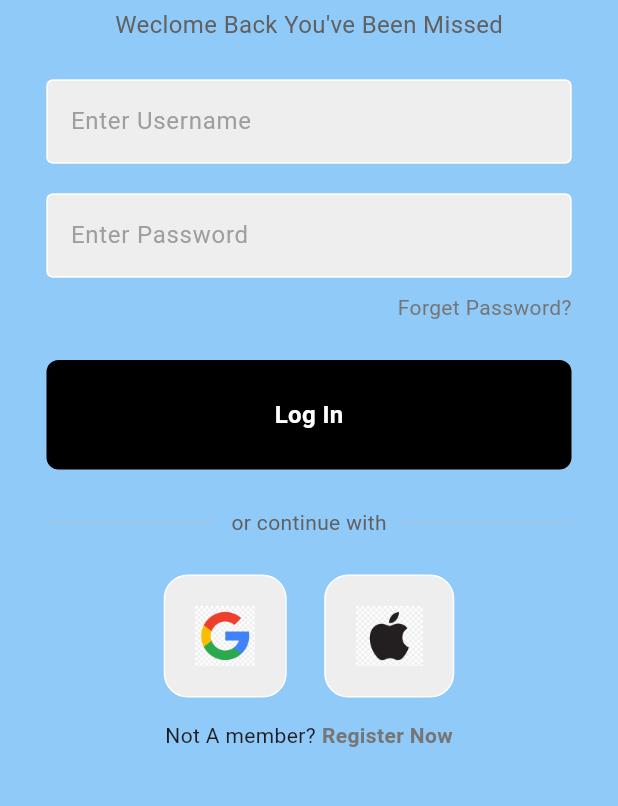
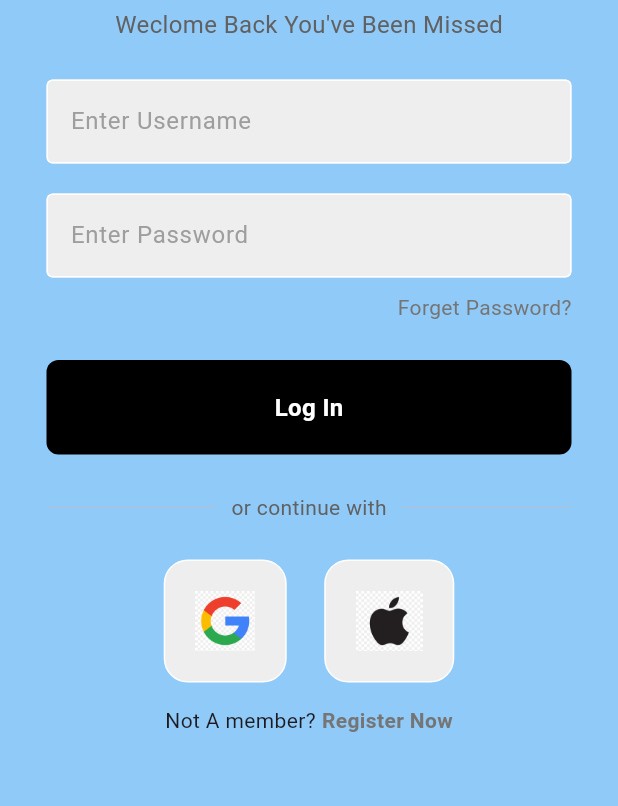
Before and after one commit to afrinfathima8524/Let-s-Go, a Flutter app: the screen it shows after launch, after a tap on "Get Started", after a tap on "Log In", on a phone screen of 412 x 824 dp, the part 315-1121 px from its top. Run offline on Flutter 3.47's test engine with Material 3 defaults, Android fonts, the phone set to English and light mode, and no system bars; our stand-ins replace bloc, equatable, flutter_bloc, flutter_rating_bar, google_fonts, image_picker and 1 more; network calls fail.

Commit message:
doing valdiation

```diff
--- a/lib/features/authpages/components/my_button.dart
+++ b/lib/features/authpages/components/my_button.dart
@@ -10,7 +10,7 @@ class MyButton extends StatelessWidget {
     return GestureDetector(
       onTap: onTap,
       child: Container(
-        padding: const EdgeInsets.all(25),
+        padding: const EdgeInsets.all(20),
         margin: const EdgeInsets.symmetric(horizontal: 25),
         decoration: BoxDecoration(color: Colors.black,borderRadius: BorderRadius.circular(8)),
         child: Center(
--- a/lib/features/authpages/components/my_textfield.dart
+++ b/lib/features/authpages/components/my_textfield.dart
@@ -1,17 +1,24 @@
 import 'package:flutter/material.dart';
+import 'package:flutter/services.dart';
 
 class MyTextField extends StatelessWidget {
   final controller;
   final String hintText;
   final bool obsecureText;
-  const MyTextField({super.key, required this.hintText, this.controller, required this.obsecureText});
+  final String? Function(String?)? validator;
+  final void Function(String?)? onChange;
+  final List<TextInputFormatter>? inputFormater;
+  const MyTextField({super.key, required this.hintText, this.controller, required this.obsecureText, this.validator, this.onChange, this.inputFormater});
 
   @override
   Widget build(BuildContext context) {
     return Padding(
       padding: const EdgeInsets.symmetric(horizontal: 25),
-      child: TextField(
+      child: TextFormField(
+        onChanged: onChange,
+        validator: validator,
         controller: controller,
+        inputFormatters: inputFormater,
         obscureText: obsecureText,
         decoration: InputDecoration(
           enabledBorder: OutlineInputBorder(
--- a/lib/features/authpages/login.dart
+++ b/lib/features/authpages/login.dart
@@ -1,16 +1,24 @@
 import 'package:flutter/cupertino.dart';
 import 'package:flutter/material.dart';
+import 'package:flutter/services.dart';
 import 'package:lets_go/features/authpages/components/my_button.dart';
 import 'package:lets_go/features/authpages/components/my_textfield.dart';
 import 'package:lets_go/features/authpages/components/square_tile.dart';
 import 'package:lets_go/features/authpages/forget_pass.dart';
 import 'package:lets_go/features/authpages/signin.dart';
 
-class LoginPage extends StatelessWidget {
+class LoginPage extends StatefulWidget {
   LoginPage({super.key});
 
+  @override
+  State<LoginPage> createState() => _LoginPageState();
+}
+
+class _LoginPageState extends State<LoginPage> {
   final usernameController = TextEditingController();
+
   final passwordController = TextEditingController();
+
   void signUserIn() {}
 
   @override
@@ -41,7 +49,13 @@ class LoginPage extends StatelessWidget {
                   MyTextField(
                     hintText: 'Enter Username',
                     obsecureText: false,
+                    inputFormater: [
+                      FilteringTextInputFormatter.allow(RegExp(r"[a-zA-Z]+|\s")),
+                    ],
                     controller: usernameController,
+                    validator: (val) {
+                      return null;
+                    },
                   ),
                   const SizedBox(
                     height: 20,
@@ -50,6 +64,9 @@ class LoginPage extends StatelessWidget {
                     hintText: 'Enter Password',
                     obsecureText: true,
                     controller: passwordController,
+                    validator: (val) {
+                      return null;
+                    },
                   ),
                   const SizedBox(
                     height: 10,
--- a/lib/features/home/ui/splash_screen.dart
+++ b/lib/features/home/ui/splash_screen.dart
@@ -20,19 +20,13 @@ class _SplashScreenState extends State<SplashScreen> {
   @override
   Widget build(BuildContext context) {
     return Scaffold(
-      body: SingleChildScrollView(
+      body: Center(
         child: Column(
           mainAxisAlignment: MainAxisAlignment.center,
           crossAxisAlignment: CrossAxisAlignment.center,
           children: [
-            Column(
-              children: [
-                Center(
-                  child: Image.asset("assets/logo.png",fit: BoxFit.cover,),
-                ),
-                Text("Let's Goooooo",style: GoogleFonts.poppins(fontSize:40,color:Colors.blue,fontWeight:FontWeight.bold),)
-              ],
-            )
+            Expanded(flex: 5, child: Image.asset("assets/logo.png",)),
+            Expanded(flex: 2, child: Text("Let's Goooooo",style: GoogleFonts.poppins(fontSize:40,color:Colors.blue,fontWeight:FontWeight.bold),))
           ],
         ),
       ),
--- a/lib/get_started/get_started.dart
+++ b/lib/get_started/get_started.dart
@@ -2,7 +2,6 @@ import 'package:flutter/cupertino.dart';
 import 'package:flutter/material.dart';
 import 'package:flutter/widgets.dart';
 import 'package:google_fonts/google_fonts.dart';
-import 'package:lets_go/features/authpages/login.dart';
 import 'package:lets_go/features/authpages/signin.dart';
 
 class GetStarted extends StatelessWidget {
@@ -64,9 +63,6 @@ class GetStarted extends StatelessWidget {
                             GoogleFonts.poppins(fontSize: 18, color: Colors.grey),
                       ),
                       SizedBox(
-                        height: 15,
-                      ),
-                      SizedBox(
                         width: MediaQuery.of(context).size.width * 0.5,
                         child: GestureDetector(
                           onTap: () => Navigator.pushReplacement(
@@ -75,11 +71,12 @@ class GetStarted extends StatelessWidget {
                                 builder: (context) => SignInPage(),
                               )),
                           child: Container(
+                            margin: EdgeInsets.symmetric(vertical: 20),
                             decoration: BoxDecoration(
                               borderRadius: BorderRadius.circular(40),
                               color: Colors.blue.shade300,
                             ),
-                            padding: EdgeInsets.all(20),
+                            padding: EdgeInsets.symmetric(vertical: 15,horizontal: 10),
                             child: Row(
                               mainAxisAlignment: MainAxisAlignment.center,
                               children: [
```
